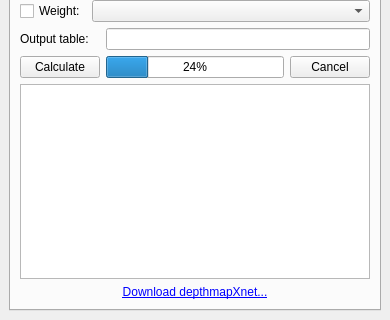
SpaceGroupUCL/qgisSpaceSyntaxToolkit, file esstoolkit/analysis/ui_Analysis.ui: the form before one commit; both pictures show x 0 to 390 and y 230 to 550 of the 390 by 550 pixel window.
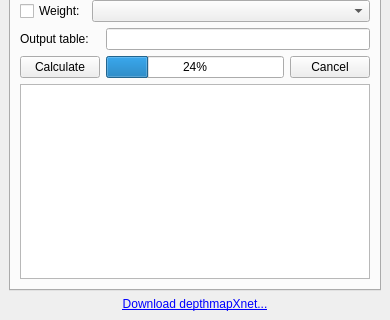
The form after the commit. The open tabs and pages were chosen to show the change.

```diff
--- a/esstoolkit/analysis/ui_Analysis.ui
+++ b/esstoolkit/analysis/ui_Analysis.ui
@@ -23,7 +23,7 @@
    <string>Graph Analysis</string>
   </property>
   <widget class="QWidget" name="analysisLayout">
-   <layout class="QVBoxLayout" name="verticalLayout_2" stretch="0,0,5">
+   <layout class="QVBoxLayout" name="verticalLayout_2" stretch="0,0,10,0">
     <item>
      <layout class="QHBoxLayout" name="analysisDataLayout">
       <item>
@@ -238,7 +238,7 @@
        <attribute name="title">
         <string>depthmapX remote</string>
        </attribute>
-       <layout class="QVBoxLayout" name="verticalLayout" stretch="0,0,0,1,0">
+       <layout class="QVBoxLayout" name="verticalLayout" stretch="0,0,0,1">
         <property name="bottomMargin">
          <number>10</number>
         </property>
@@ -349,6 +349,10 @@
         <item>
          <widget class="QPlainTextEdit" name="axialDepthmapReportList"/>
         </item>
+       </layout>
+      </widget>
+     </widget>
+    </item>
         <item>
          <widget class="QLabel" name="axialDepthmapDownload">
           <property name="toolTip">
@@ -363,10 +367,6 @@
           <property name="openExternalLinks">
            <bool>true</bool>
           </property>
-         </widget>
-        </item>
-       </layout>
-      </widget>
      </widget>
     </item>
    </layout>
```
Left out of the diff: 2 changed lines with no effect on the pictures. Lines whose indentation alone changed are shown as unchanged.
